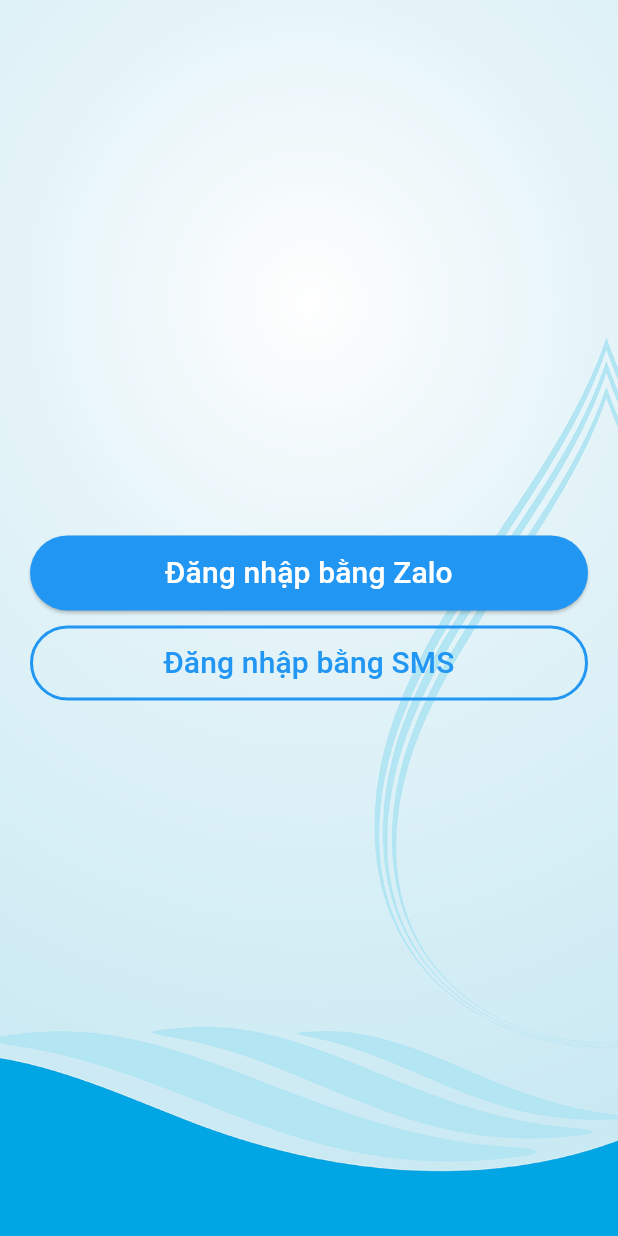
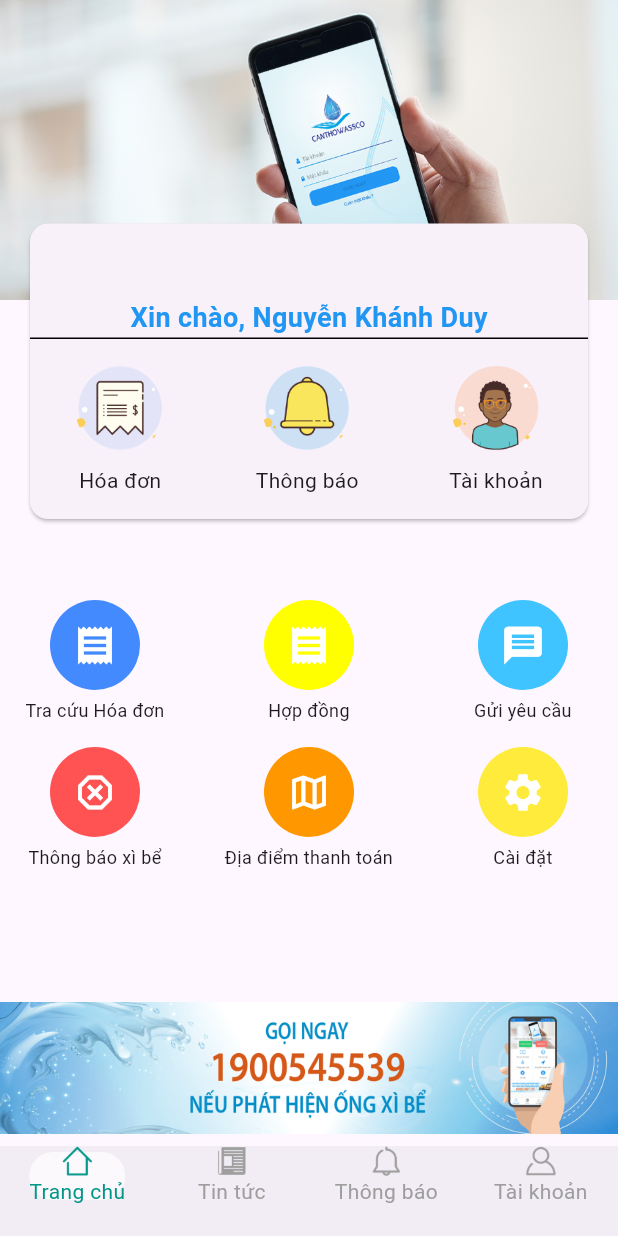
Before and after one commit to khanhduy360/ctware, a Flutter app: the screen it shows after launch, after a tap on "Đăng nhập", on a phone screen of 412 x 824 dp. Run offline on Flutter 3.47's test engine with Material 3 defaults, Android fonts, the phone set to English and light mode, and no system bars; drawn by our look-alikes of carousel_slider; our stand-ins replace fl_chart.

Commit message:
account + nativebottom

```diff
--- /dev/null
+++ b/lib/views/HomePage.dart
@@ -0,0 +1,287 @@
+import 'package:carousel_slider/carousel_slider.dart';
+import 'package:ctware/views/Account.dart';
+import 'package:flutter/cupertino.dart';
+import 'package:flutter/material.dart';
+
+import 'Setting.dart';
+
+final List<String> imgList = [
+  'assets/images/slider1.png',
+  'assets/images/slider2.png'
+];
+
+class HomePage extends StatefulWidget {
+  const HomePage({super.key});
+
+  @override
+  State<HomePage> createState() => _HomePageState();
+}
+
+class _HomePageState extends State<HomePage> {
+  static const List<Destination> allDestinations = <Destination>[
+    Destination(0, 'Trang chủ', 'assets/icons/ic_home.png', Colors.teal),
+    Destination(1, 'Tin tức', 'assets/icons/ic_news.png', Colors.cyan),
+    Destination(2, 'Thông báo', 'assets/icons/ic_notify.png', Colors.orange),
+    Destination(3, 'Tài khoản', 'assets/icons/ic_user.png', Colors.blue),
+  ];
+  late final List<GlobalKey<NavigatorState>> navigatorKeys;
+  late final List<GlobalKey> destinationKeys;
+  late final List<AnimationController> destinationFaders;
+  late final List<Widget> destinationViews;
+  int selectedIndex = 0;
+
+  void _onItemTapped(int index) {
+    setState(() {
+      selectedIndex = index;
+    });
+  }
+
+  @override
+  Widget build(BuildContext context) {
+    return Scaffold(
+      body: SingleChildScrollView(
+        child: Column(
+          children: [
+            Stack(
+              clipBehavior: Clip.none,
+              children: [
+                Container(
+                  height: 200,
+                  decoration: const BoxDecoration(
+                    image: DecorationImage(
+                      image: AssetImage('assets/icons/bg_home.png'),
+                      fit: BoxFit.cover,
+                    ),
+                  ),
+                ),
+                Positioned(
+                  left: 16,
+                  right: 16,
+                  bottom:
+                      -150, // Adjust this value to control how much of the Card is outside
+                  child: Card(
+                    child: Column(
+                      children: [
+                        SizedBox(height: 50),
+                        Text(
+                          'Xin chào, Nguyễn Khánh Duy',
+                          style: TextStyle(
+                              fontSize: 18,
+                              fontWeight: FontWeight.bold,
+                              color: Colors.blue),
+                        ),
+                        Divider(height: 1.0, color: Colors.black),
+                        SizedBox(height: 16),
+                        Row(
+                          mainAxisAlignment: MainAxisAlignment.spaceAround,
+                          children: [
+                            _buildMenuItem(
+                                'assets/icons/ic_bill.png', 'Hóa đơn'),
+                            _buildMenuItem('assets/icons/ic_notification.png',
+                                'Thông báo'),
+                            _buildMenuItem(
+                                'assets/icons/ic_account.png', 'Tài khoản'),
+                          ],
+                        ),
+                        SizedBox(height: 16),
+                      ],
+                    ),
+                  ),
+                ),
+              ], // Ensure that the overflow is visible
+            ),
+            SizedBox(
+                height:
+                    200), // Add extra space to prevent overlap with other content
+            Row(
+              mainAxisAlignment: MainAxisAlignment.spaceBetween,
+              children: [
+                _buildMenuItemIcon(context, Icons.receipt, 'Tra cứu Hóa đơn',
+                    Colors.blueAccent, () {
+                  // Action for 'Tra cứu Hóa đơn'
+                  print('Tra cứu Hóa đơn tapped');
+                }),
+                _buildMenuItemIcon(
+                    context, Icons.receipt, 'Hợp đồng', Colors.yellowAccent,
+                    () {
+                  // Action for 'Hợp đồng'
+                  print('Hợp đồng tapped');
+                }),
+                _buildMenuItemIcon(context, Icons.message, 'Gửi yêu cầu',
+                    Colors.lightBlueAccent, () {
+                  // Action for 'Gửi yêu cầu'
+                  print('Gửi yêu cầu tapped');
+                }),
+              ],
+            ),
+            SizedBox(height: 16),
+            Row(
+              mainAxisAlignment: MainAxisAlignment.spaceBetween,
+              children: [
+                _buildMenuItemIcon(context, Icons.dangerous_outlined,
+                    'Thông báo xì bể', Colors.redAccent, () {
+                  // Action for 'Thông báo xì bể'
+                  print('Thông báo xì bể tapped');
+                }),
+                _buildMenuItemIcon(context, Icons.map_outlined,
+                    'Địa điểm thanh toán', Colors.orange, () {
+                  // Action for 'Địa điểm thanh toán'
+                      // Action for 'Cài đặt'
+                      Navigator.of(context).pushReplacement(MaterialPageRoute(
+                        builder: (context) => UserInfoScreen(),
+                      ));
+
+                  print('Địa điểm thanh toán tapped');
+                }),
+                _buildMenuItemIcon(
+                    context, Icons.settings, 'Cài đặt', Colors.yellow, () {
+                  // Action for 'Cài đặt'
+                  Navigator.of(context).pushReplacement(MaterialPageRoute(
+                    builder: (context) => Setting(),
+                  ));
+                  print('Cài đặt tapped');
+                }),
+              ],
+            ),
+            SizedBox(height: 16),
+            CarouselSlider(
+              options: CarouselOptions(autoPlay: true, viewportFraction: 1),
+              items: imgList
+                  .map((item) => Container(
+                        child: Center(
+                            child: Image.asset(item,
+                                fit: BoxFit.fill, width: 1000)),
+                      ))
+                  .toList(),
+            ),
+            Container(
+              padding: EdgeInsets.all(16.0),
+              alignment: Alignment.centerLeft,
+              child: Row(
+                mainAxisAlignment: MainAxisAlignment.spaceBetween,
+                children: [
+                  Text('Tin tức',
+                      style:
+                          TextStyle(fontSize: 20, fontWeight: FontWeight.bold)),
+                  Text('Tất cả >', style: TextStyle(color: Colors.blue)),
+                ],
+              ),
+            ),
+            Container(
+              height: 150,
+              child: ListView(
+                scrollDirection: Axis.horizontal,
+                children: [
+                  _buildNewsItem(),
+                  _buildNewsItem(),
+                  _buildNewsItem(),
+                ],
+              ),
+            ),
+          ],
+        ),
+      ),
+      bottomNavigationBar: NavigationBar(
+        height: 60,
+        indicatorColor: Colors.white70,
+        selectedIndex: selectedIndex,
+        onDestinationSelected: (int index) {
+          setState(() {
+            selectedIndex = index;
+          });
+        },
+        destinations: allDestinations.map<NavigationDestination>(
+          (Destination destination) {
+            bool isSelected =
+                allDestinations[selectedIndex].index == destination.index;
+            return NavigationDestination(
+              icon: Column(
+                mainAxisAlignment: MainAxisAlignment.center,
+                children: [
+                  Image.asset(
+                    destination.iconPath,
+                    color: isSelected ? destination.color : Colors.grey,
+                    height: 20,
+                  ),
+                  Text(
+                    destination.title,
+                    style: TextStyle(
+                      color: isSelected ? destination.color : Colors.grey,
+                    ),
+                  ),
+                ],
+              ),
+              label: '',
+            );
+          },
+        ).toList(),
+      ),
+    );
+  }
+
+  Widget _buildMenuItem(String assetPath, String title) {
+    return Column(
+      children: [
+        CircleAvatar(
+          radius: 30,
+          backgroundImage: AssetImage(assetPath),
+          backgroundColor: Colors.transparent,
+        ),
+        SizedBox(height: 8),
+        Text(title, textAlign: TextAlign.center),
+      ],
+    );
+  }
+
+  Widget _buildMenuItemIcon(BuildContext context, IconData icon, String title,
+      Color color, VoidCallback onPressed) {
+    return Container(
+      width: (MediaQuery.of(context).size.width - 32) /
+          3, // Ensure three items fit within the screen width with padding
+      child: InkWell(
+        onTap: onPressed,
+        child: Column(
+          mainAxisAlignment: MainAxisAlignment.center,
+          children: [
+            CircleAvatar(
+              radius: 30,
+              child: Icon(icon, size: 30, color: Colors.white),
+              backgroundColor: color,
+            ),
+            SizedBox(height: 5),
+            Text(
+              title,
+              textAlign: TextAlign.center,
+              style: TextStyle(fontSize: 12),
+              overflow:
+                  TextOverflow.visible, // Allows text to wrap to the next line
+            ),
+          ],
+        ),
+      ),
+    );
+  }
+
+  Widget _buildNewsItem() {
+    return Container(
+      width: 150,
+      margin: EdgeInsets.only(right: 16),
+      child: Column(
+        children: [
+          Image.asset('assets/icons/ic_logo.png', fit: BoxFit.cover),
+          SizedBox(height: 8),
+          Text('CAN THO WASCO', textAlign: TextAlign.center),
+        ],
+      ),
+    );
+  }
+}
+
+class Destination {
+  const Destination(this.index, this.title, this.iconPath, this.color);
+
+  final int index;
+  final String title;
+  final String iconPath;
+  final Color color;
+}
--- a/lib/views/Login.dart
+++ b/lib/views/Login.dart
@@ -1,3 +1,4 @@
+import 'package:ctware/views/HomePage.dart';
 import 'package:ctware/views/LoginByZalo.dart';
 import 'package:ctware/views/Register.dart';
 import 'package:flutter/cupertino.dart';
@@ -98,8 +99,12 @@
                 //Container(child: SizedBox(height: 150,), alignment: Alignment.topCenter,),
                 ElevatedButton(
                   onPressed: () {
+                    // Navigator.of(context).pushReplacement(MaterialPageRoute(
+                    //   builder: (context) => LoginByZalo(),
+                    // ));
+
                     Navigator.of(context).pushReplacement(MaterialPageRoute(
-                      builder: (context) => LoginByZalo(),
+                      builder: (context) => HomePage(),
                     ));
                   },
                   style: ElevatedButton.styleFrom(
--- a/pubspec.yaml
+++ b/pubspec.yaml
@@ -37,6 +37,7 @@
   cupertino_icons: ^1.0.6
   flare_flutter: ^3.0.2
   fl_chart: ^0.68.0
+  carousel_slider: ^4.2.1
 
 dev_dependencies:
   flutter_test:
```
Also changed, not shown: lib/views/Account.dart (added, +188 -0 lines), lib/views/LoginByZalo.dart (+15 -11 lines), lib/views/Setting.dart (added, +76 -0 lines), assets/icons/bg_home.png (added), assets/icons/ic_account.png (added), assets/icons/ic_bill.png (added), assets/icons/ic_home.png (added), assets/icons/ic_news.png (added), assets/icons/ic_notification.png (added), assets/icons/ic_notify.png (added), assets/icons/ic_user.png (added), assets/images/slider1.png (added), assets/images/slider2.png (added), pubspec.lock.
